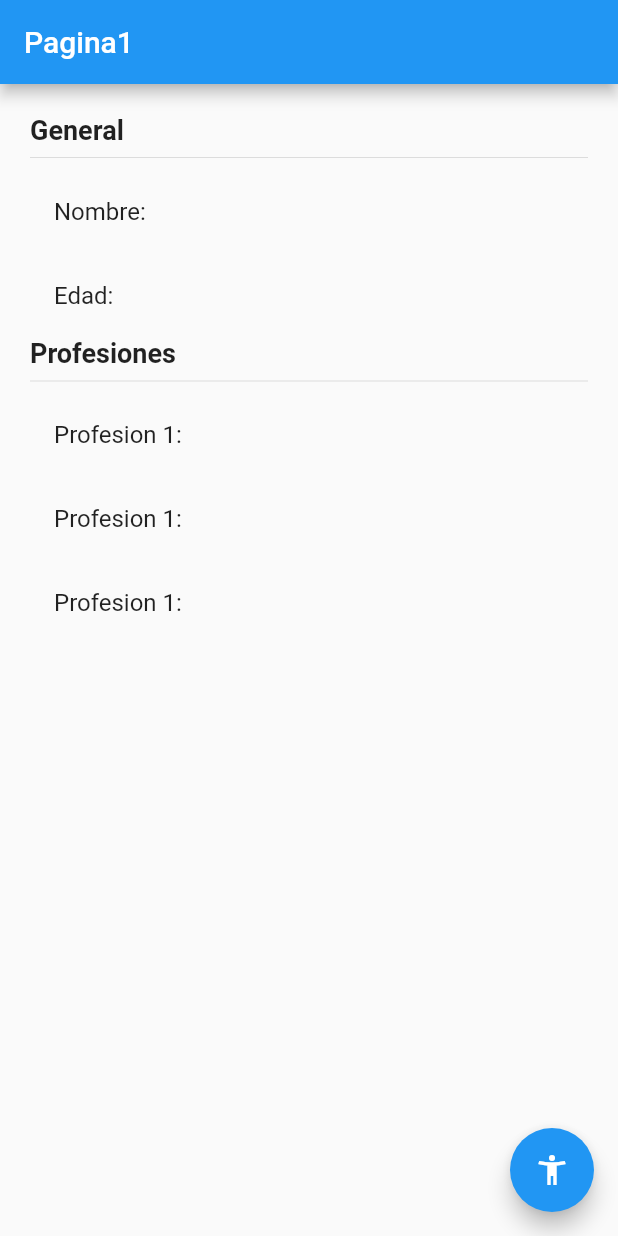
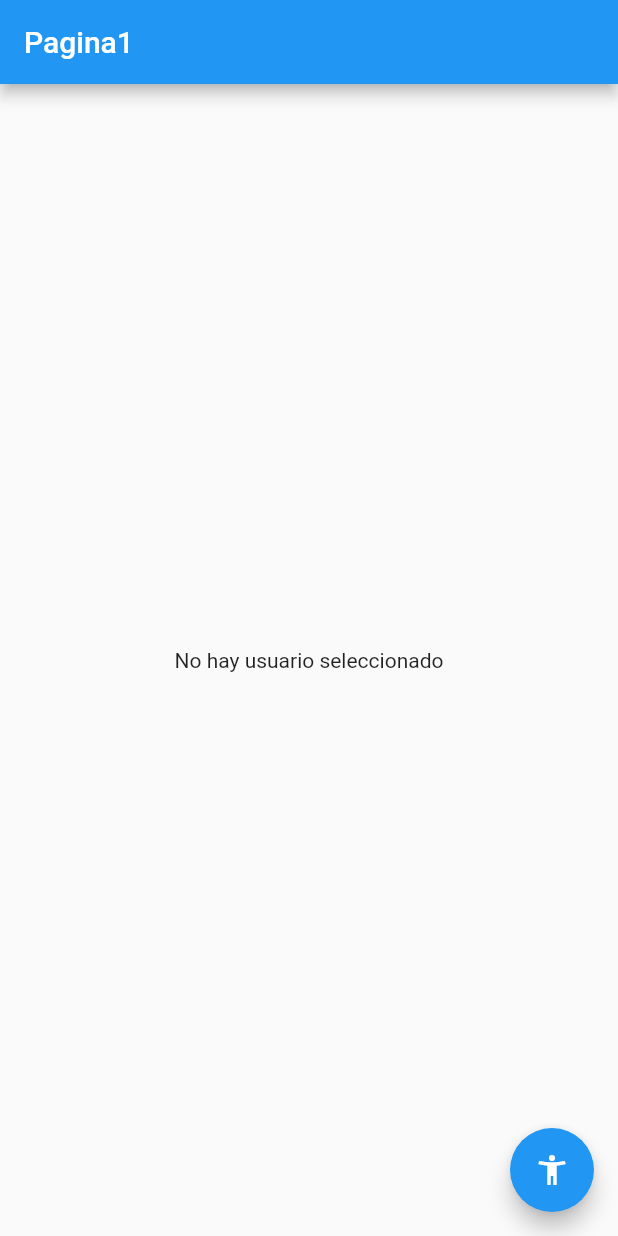
Before and after one commit to Le127/State_Management_Flutter, a Flutter app: the screen it shows after launch, on a phone screen of 412 x 824 dp. Run offline on Flutter 3.47's test engine with Material 2 defaults, Android fonts, the phone set to English and light mode, and no system bars; our stand-ins replace get.

Commit message:
video 171

```diff
--- a/lib/controllers/usuario_controller.dart
+++ b/lib/controllers/usuario_controller.dart
@@ -1,6 +1,18 @@
+import 'package:get/get.dart';
 import 'package:estado_singleton_app/models/usuario.dart';
 
-class UsuarioController {
-  bool existeUsuario = false;
-  late Usuario usuario;
+class UsuarioController extends GetxController {
+  var existeUsuario = false.obs;
+  var usuario = new Usuario().obs;
+
+  void cargarUsuario(Usuario pUsuario) {
+    this.existeUsuario.value = true;
+    this.usuario.value = pUsuario;
+  }
+
+  void cambiarEdad(int edad) {
+    this.usuario.update((Usuario? usuario) {
+      usuario!.edad = edad;
+    });
+  }
 }
--- a/lib/pages/pagina1_page.dart
+++ b/lib/pages/pagina1_page.dart
@@ -1,12 +1,20 @@
 import 'package:flutter/material.dart';
 import 'package:get/get.dart';
+import 'package:estado_singleton_app/models/usuario.dart';
+import 'package:estado_singleton_app/controllers/usuario_controller.dart';
 
 class Pagina1Page extends StatelessWidget {
   @override
   Widget build(BuildContext context) {
+    final usuarioCtrl = Get.put(UsuarioController());
+
     return Scaffold(
       appBar: AppBar(title: Text("Pagina1")),
-      body: InformacionUsuario(),
+      body: Obx(
+        () => usuarioCtrl.existeUsuario.isTrue
+            ? InformacionUsuario(usuario: usuarioCtrl.usuario.value)
+            : NoInfoUsuario(),
+      ),
       floatingActionButton: FloatingActionButton(
         child: Icon(Icons.accessibility_new),
         onPressed: () => Get.toNamed('/pagina2',
@@ -17,6 +25,10 @@ class Pagina1Page extends StatelessWidget {
 }
 
 class InformacionUsuario extends StatelessWidget {
+  final Usuario usuario;
+
+  const InformacionUsuario({Key? key, required this.usuario}) : super(key: key);
+
   @override
   Widget build(BuildContext context) {
     return Container(
@@ -29,8 +41,8 @@ class InformacionUsuario extends StatelessWidget {
           Text("General",
               style: TextStyle(fontSize: 18, fontWeight: FontWeight.bold)),
           Divider(),
-          ListTile(title: Text("Nombre: ")),
-          ListTile(title: Text("Edad: ")),
+          ListTile(title: Text("Nombre: ${this.usuario.nombre} ")),
+          ListTile(title: Text("Edad: ${this.usuario.edad}")),
           Text("Profesiones",
               style: TextStyle(fontSize: 18, fontWeight: FontWeight.bold)),
           Divider(),
@@ -42,3 +54,14 @@ class InformacionUsuario extends StatelessWidget {
     );
   }
 }
+
+class NoInfoUsuario extends StatelessWidget {
+  @override
+  Widget build(BuildContext context) {
+    return Container(
+      child: Center(
+        child: Text("No hay usuario seleccionado"),
+      ),
+    );
+  }
+}
```
Also changed, not shown: lib/pages/pagina2_page.dart (+15 -3 lines).
